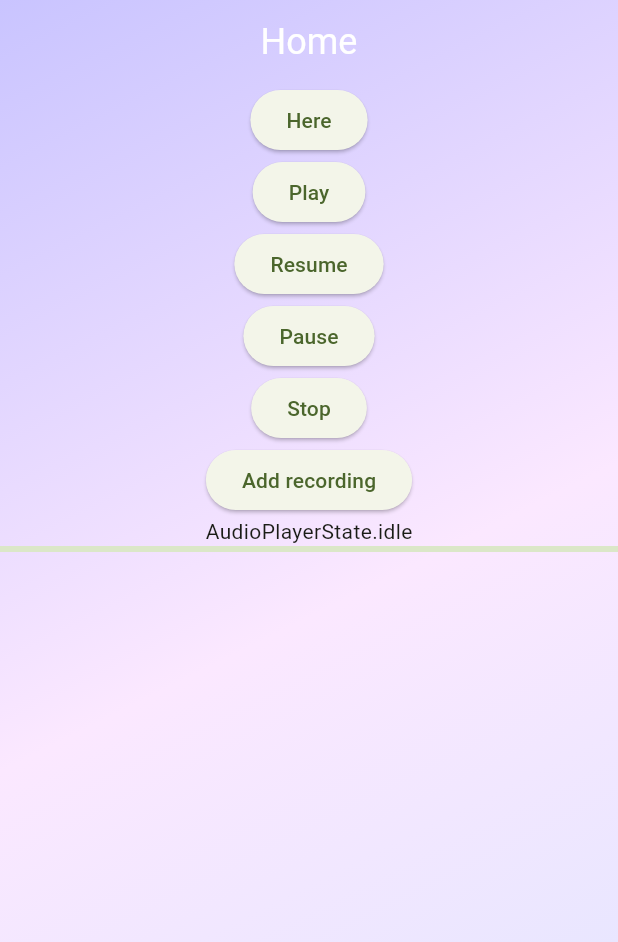
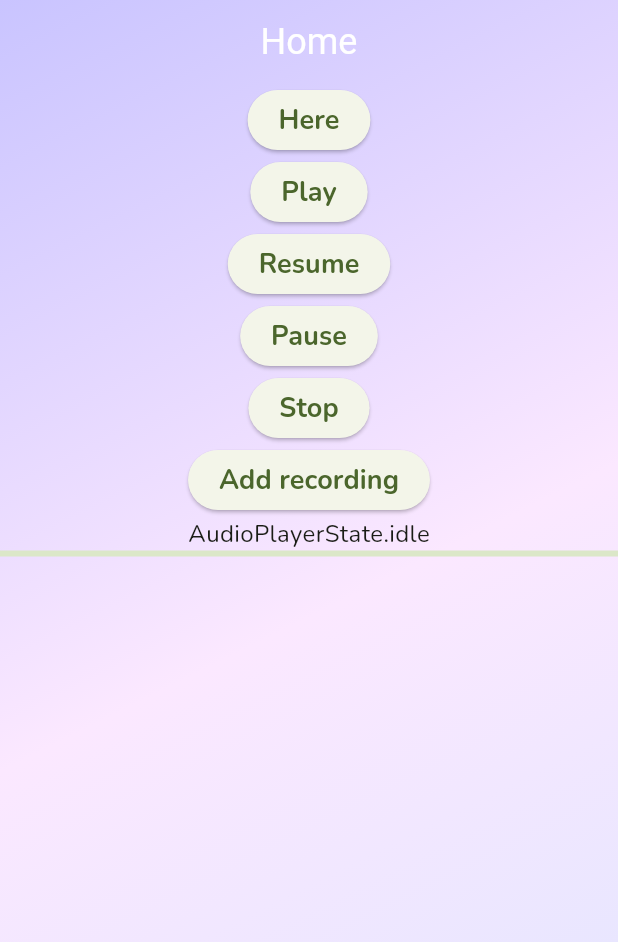
Before and after one commit to Kevin-Chandra/Whispr, a Flutter app: the screen it shows after launch, on a phone screen of 412 x 824 dp. Shown: the top 942 px of the screen. Run offline on Flutter 3.47's test engine with Material 3 defaults, Android fonts, the phone set to English and light mode, and no system bars; our stand-ins replace auto_route, dartz, equatable, flutter_bloc, flutter_secure_storage, get_it and 7 more; missing offline and left inert: listenable_stream, record; accounts and stored records are empty; statements that could not run were skipped.

Commit message:
Create typography

```diff
--- /dev/null
+++ b/lib/presentation/themes/text_styles.dart
@@ -0,0 +1,119 @@
+import 'package:flutter/material.dart';
+
+class WhisprTextStyles {
+  /*
+   *  Heading
+   */
+  static const TextStyle heading = TextStyle(
+    fontFamily: 'Nunito',
+  );
+
+  static TextStyle heading1 = heading.copyWith(
+    fontSize: 30.0,
+    fontWeight: FontWeight.w800,
+  );
+
+  static TextStyle heading2 = heading.copyWith(
+    fontSize: 24.0,
+    fontWeight: FontWeight.w700,
+  );
+
+  static TextStyle heading3 = heading.copyWith(
+    fontSize: 24.0,
+    fontWeight: FontWeight.w700,
+  );
+
+  static TextStyle heading4 = heading.copyWith(
+    fontSize: 20.0,
+    fontWeight: FontWeight.w700,
+  );
+
+  static TextStyle heading5 = heading.copyWith(
+    fontSize: 14.0,
+    fontWeight: FontWeight.w700,
+  );
+
+  static TextStyle heading6 = heading.copyWith(
+    fontSize: 12.0,
+    fontWeight: FontWeight.w700,
+  );
+
+  /*
+   *  Body
+   */
+  static const TextStyle body = TextStyle(
+    fontFamily: 'Nunito',
+    fontWeight: FontWeight.w400,
+  );
+
+  static TextStyle bodyL = body.copyWith(
+    fontSize: 18.0,
+  );
+
+  static TextStyle bodyM = body.copyWith(
+    fontSize: 16.0,
+  );
+
+  static TextStyle bodyS = body.copyWith(
+    fontSize: 14.0,
+  );
+
+  /*
+   *  Subtitle
+   */
+  static const TextStyle subtitle = TextStyle(
+    fontFamily: 'Nunito',
+  );
+
+  static TextStyle subtitle1 = subtitle.copyWith(
+    fontSize: 12.0,
+    fontWeight: FontWeight.w700,
+  );
+
+  static TextStyle subtitle2 = subtitle.copyWith(
+    fontSize: 12.0,
+    fontWeight: FontWeight.w400,
+  );
+
+  static TextStyle subtitle3 = subtitle.copyWith(
+    fontSize: 10.0,
+    fontWeight: FontWeight.w600,
+  );
+
+  /*
+   *  Button
+   */
+  static const TextStyle button = TextStyle(
+    fontFamily: 'Nunito',
+  );
+
+  static TextStyle buttonL = subtitle.copyWith(
+    fontSize: 18.0,
+    fontWeight: FontWeight.w700,
+  );
+
+  static TextStyle buttonM = subtitle.copyWith(
+    fontSize: 16.0,
+    fontWeight: FontWeight.w700,
+  );
+
+  static TextStyle buttonS = subtitle.copyWith(
+    fontSize: 12.0,
+    fontWeight: FontWeight.w700,
+  );
+
+  static TextTheme whisprTextTheme = TextTheme(
+    bodyLarge: bodyL,
+    bodyMedium: bodyM,
+    bodySmall: bodyS,
+    labelLarge: buttonL,
+    labelMedium: buttonM,
+    labelSmall: buttonS,
+    displayLarge: heading1,
+    displayMedium: heading2,
+    displaySmall: heading3,
+    titleLarge: heading4,
+    titleMedium: heading5,
+    titleSmall: heading6,
+  );
+}
--- a/lib/presentation/themes/themes.dart
+++ b/lib/presentation/themes/themes.dart
@@ -1,7 +1,9 @@
 import 'package:flutter/material.dart';
+import 'package:whispr/presentation/themes/text_styles.dart';
 
 abstract class WhisprThemes {
   static final lightTheme = ThemeData(
     colorScheme: ColorScheme.fromSeed(seedColor: Colors.lightGreenAccent),
+    textTheme: WhisprTextStyles.whisprTextTheme,
   );
 }
```
Also changed, not shown: pubspec.yaml (+7 -14 lines), assets/fonts/Nunito-Variable.ttf (added), 1 other file.
